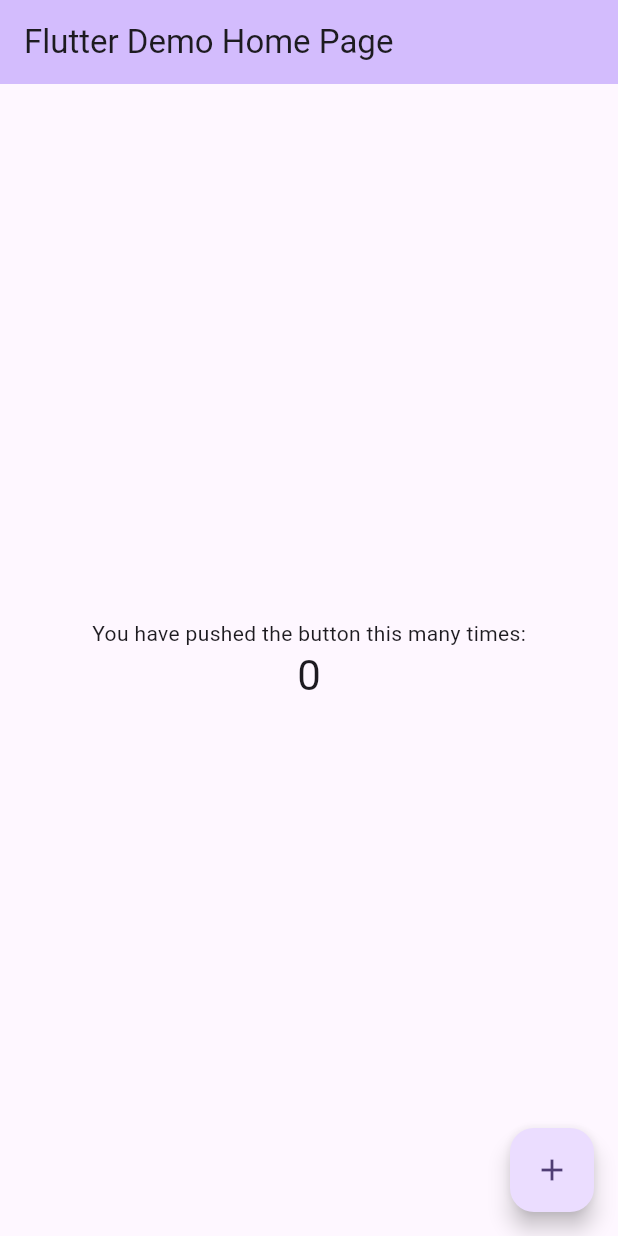
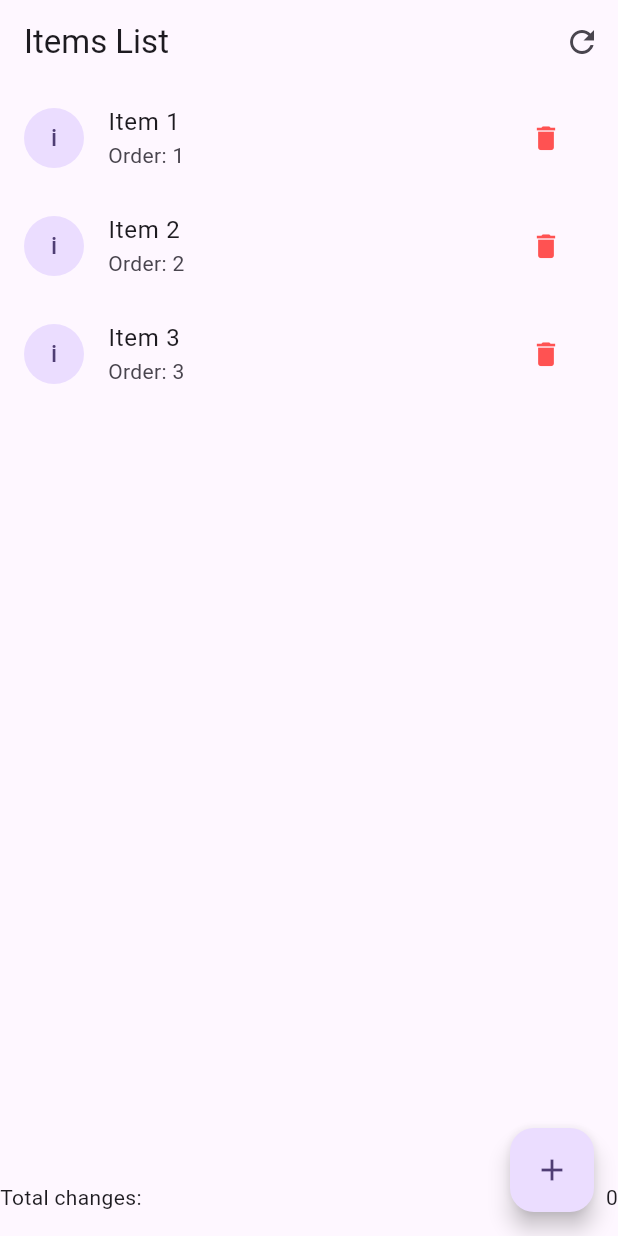
Before and after one commit to com-bianchetti/state_mediator, a Flutter app: the screen it shows after launch, on a phone screen of 412 x 824 dp. Run offline on Flutter 3.47's test engine with Material 3 defaults, Android fonts, the phone set to English and light mode, and no system bars.

Commit message:
updating example to add usecases and usage

```diff
--- /dev/null
+++ b/example/lib/commands/items_command.dart
@@ -0,0 +1,29 @@
+import 'package:example/models/item_model.dart';
+import 'package:state_mediator/components/command.dart';
+
+class GetItemsCommand extends Command<List<ItemModel>> {
+  final String? search;
+
+  GetItemsCommand({this.search});
+}
+
+class DeleteItemCommand extends Command<List<ItemModel>> {
+  final String id;
+
+  DeleteItemCommand({required this.id});
+}
+
+class SaveItemCommand extends Command<List<ItemModel>> {
+  final String name;
+  final String icon;
+  final String? id;
+
+  SaveItemCommand({required this.name, required this.icon, this.id});
+}
+
+class ReorderItemsCommand extends Command<List<ItemModel>> {
+  final int oldIndex;
+  final int newIndex;
+
+  ReorderItemsCommand({required this.oldIndex, required this.newIndex});
+}
--- /dev/null
+++ b/example/lib/handlers/delete_item_handler.dart
@@ -0,0 +1,22 @@
+import 'dart:async';
+
+import 'package:example/commands/items_command.dart';
+import 'package:example/models/item_model.dart';
+import 'package:example/repositories/mock_items_repository.dart';
+import 'package:state_mediator/state_mediator.dart';
+
+class DeleteItemHandler
+    extends CommandHandler<DeleteItemCommand, List<ItemModel>> {
+  final IItemsRepository itemsRepository;
+
+  DeleteItemHandler({required this.itemsRepository});
+
+  @override
+  Future<List<ItemModel>?> handle(
+    DeleteItemCommand command,
+    List<ItemModel>? previousState,
+  ) async {
+    await itemsRepository.deleteItem(command.id);
+    return previousState?.where((element) => element.id != command.id).toList();
+  }
+}
--- /dev/null
+++ b/example/lib/handlers/get_items_handler.dart
@@ -0,0 +1,22 @@
+import 'dart:async';
+
+import 'package:example/commands/items_command.dart';
+import 'package:example/models/item_model.dart';
+import 'package:example/repositories/mock_items_repository.dart';
+import 'package:state_mediator/state_mediator.dart';
+
+class GetItemsHandler extends CommandHandler<GetItemsCommand, List<ItemModel>> {
+  final IItemsRepository itemsRepository;
+
+  GetItemsHandler({required this.itemsRepository});
+
+  @override
+  Future<List<ItemModel>?> handle(
+    GetItemsCommand command,
+    List<ItemModel>? previousState,
+  ) async {
+    await Future.delayed(const Duration(seconds: 2));
+    final list = await itemsRepository.getItems();
+    return [...list];
+  }
+}
--- /dev/null
+++ b/example/lib/handlers/reorder_items_handler.dart
@@ -0,0 +1,42 @@
+import 'dart:async';
+
+import 'package:example/commands/items_command.dart';
+import 'package:example/models/item_model.dart';
+import 'package:state_mediator/state_mediator.dart';
+
+class ReorderItemsHandler
+    extends CommandHandler<ReorderItemsCommand, List<ItemModel>> {
+  @override
+  Future<List<ItemModel>?> handle(
+    ReorderItemsCommand command,
+    List<ItemModel>? previousState,
+  ) async {
+    if (previousState == null || previousState.isEmpty) {
+      return previousState;
+    }
+
+    final items = List<ItemModel>.from(previousState);
+    if (command.oldIndex < 0 ||
+        command.oldIndex >= items.length ||
+        command.newIndex < 0 ||
+        command.newIndex >= items.length) {
+      return previousState;
+    }
+
+    final item = items.removeAt(command.oldIndex);
+    items.insert(command.newIndex, item);
+
+    final reorderedItems = items.asMap().entries.map((entry) {
+      final index = entry.key;
+      final item = entry.value;
+      return ItemModel(
+        id: item.id,
+        name: item.name,
+        icon: item.icon,
+        order: index + 1,
+      );
+    }).toList();
+
+    return reorderedItems;
+  }
+}
--- /dev/null
+++ b/example/lib/handlers/save_items_handler.dart
@@ -0,0 +1,38 @@
+import 'dart:async';
+
+import 'package:example/commands/items_command.dart';
+import 'package:example/models/item_model.dart';
+import 'package:example/repositories/mock_items_repository.dart';
+import 'package:uuid/uuid.dart';
+import 'package:state_mediator/state_mediator.dart';
+
+class SaveItemsHandler
+    extends CommandHandler<SaveItemCommand, List<ItemModel>> {
+  final IItemsRepository itemsRepository;
+
+  SaveItemsHandler({required this.itemsRepository});
+
+  @override
+  Future<List<ItemModel>?> handle(
+    SaveItemCommand command,
+    List<ItemModel>? previousState,
+  ) async {
+    final items = previousState ?? [];
+
+    if (command.id == null) {
+      final newItem = await itemsRepository.createItem(
+        ItemModel(id: Uuid().v4(), name: command.name, icon: command.icon),
+      );
+      items.add(newItem);
+    } else {
+      final updatedItem = await itemsRepository.updateItem(
+        ItemModel(id: command.id!, name: command.name, icon: command.icon),
+      );
+      final index = items.indexWhere((element) => element.id == command.id);
+      if (index != -1) {
+        items[index] = updatedItem;
+      }
+    }
+    return items;
+  }
+}
--- a/example/lib/main.dart
+++ b/example/lib/main.dart
@@ -1,122 +1,39 @@
+import 'package:example/handlers/delete_item_handler.dart';
+import 'package:example/commands/items_command.dart';
+import 'package:example/handlers/get_items_handler.dart';
+import 'package:example/handlers/reorder_items_handler.dart';
+import 'package:example/handlers/save_items_handler.dart';
+import 'package:example/repositories/mock_items_repository.dart';
+import 'package:example/screens/items_list_screen.dart';
 import 'package:flutter/material.dart';
+import 'package:state_mediator/state_mediator.dart';
 
 void main() {
+  final repository = MockItemsRepository();
+  StateMediator.registerHandler<GetItemsCommand>(
+    GetItemsHandler(itemsRepository: repository),
+  );
+  StateMediator.registerHandler<SaveItemCommand>(
+    SaveItemsHandler(itemsRepository: repository),
+  );
+  StateMediator.registerHandler<DeleteItemCommand>(
+    DeleteItemHandler(itemsRepository: repository),
+  );
+  StateMediator.registerHandler<ReorderItemsCommand>(ReorderItemsHandler());
   runApp(const MyApp());
 }
 
 class MyApp extends StatelessWidget {
   const MyApp({super.key});
 
-  // This widget is the root of your application.
   @override
   Widget build(BuildContext context) {
     return MaterialApp(
       title: 'Flutter Demo',
       theme: ThemeData(
-        // This is the theme of your application.
-        //
-        // TRY THIS: Try running your application with "flutter run". You'll see
-        // the application has a purple toolbar. Then, without quitting the app,
-        // try changing the seedColor in the colorScheme below to Colors.green
-        // and then invoke "hot reload" (save your changes or press the "hot
-        // reload" button in a Flutter-supported IDE, or press "r" if you used
-        // the command line to start the app).
-        //
-        // Notice that the counter didn't reset back to zero; the application
-        // state is not lost during the reload. To reset the state, use hot
-        // restart instead.
-        //
-        // This works for code too, not just values: Most code changes can be
-        // tested with just a hot reload.
-        colorScheme: .fromSeed(seedColor: Colors.deepPurple),
+        colorScheme: ColorScheme.fromSeed(seedColor: Colors.deepPurple),
       ),
-      home: const MyHomePage(title: 'Flutter Demo Home Page'),
+      home: const ItemsListScreen(),
     );
   }
 }
-
-class MyHomePage extends StatefulWidget {
-  const MyHomePage({super.key, required this.title});
-
-  // This widget is the home page of your application. It is stateful, meaning
-  // that it has a State object (defined below) that contains fields that affect
-  // how it looks.
-
-  // This class is the configuration for the state. It holds the values (in this
-  // case the title) provided by the parent (in this case the App widget) and
-  // used by the build method of the State. Fields in a Widget subclass are
-  // always marked "final".
-
-  final String title;
-
-  @override
-  State<MyHomePage> createState() => _MyHomePageState();
-}
-
-class _MyHomePageState extends State<MyHomePage> {
-  int _counter = 0;
-
-  void _incrementCounter() {
-    setState(() {
-      // This call to setState tells the Flutter framework that something has
-      // changed in this State, which causes it to rerun the build method below
-      // so that the display can reflect the updated values. If we changed
-      // _counter without calling setState(), then the build method would not be
-      // called again, and so nothing would appear to happen.
-      _counter++;
-    });
-  }
-
-  @override
-  Widget build(BuildContext context) {
-    // This method is rerun every time setState is called, for instance as done
-    // by the _incrementCounter method above.
-    //
-    // The Flutter framework has been optimized to make rerunning build methods
-    // fast, so that you can just rebuild anything that needs updating rather
-    // than having to individually change instances of widgets.
-    return Scaffold(
-      appBar: AppBar(
-        // TRY THIS: Try changing the color here to a specific color (to
-        // Colors.amber, perhaps?) and trigger a hot reload to see the AppBar
-        // change color while the other colors stay the same.
-        backgroundColor: Theme.of(context).colorScheme.inversePrimary,
-        // Here we take the value from the MyHomePage object that was created by
-        // the App.build method, and use it to set our appbar title.
-        title: Text(widget.title),
-      ),
-      body: Center(
-        // Center is a layout widget. It takes a single child and positions it
-        // in the middle of the parent.
-        child: Column(
-          // Column is also a layout widget. It takes a list of children and
-          // arranges them vertically. By default, it sizes itself to fit its
-          // children horizontally, and tries to be as tall as its parent.
-          //
-          // Column has various properties to control how it sizes itself and
-          // how it positions its children. Here we use mainAxisAlignment to
-          // center the children vertically; the main axis here is the vertical
-          // axis because Columns are vertical (the cross axis would be
-          // horizontal).
-          //
-          // TRY THIS: Invoke "debug painting" (choose the "Toggle Debug Paint"
-          // action in the IDE, or press "p" in the console), to see the
-          // wireframe for each widget.
-          mainAxisAlignment: .center,
-          children: [
-            const Text('You have pushed the button this many times:'),
-            Text(
-              '$_counter',
-              style: Theme.of(context).textTheme.headlineMedium,
-            ),
-          ],
-        ),
-      ),
-      floatingActionButton: FloatingActionButton(
-        onPressed: _incrementCounter,
-        tooltip: 'Increment',
-        child: const Icon(Icons.add),
-      ),
-    );
-  }
-}
--- /dev/null
+++ b/example/lib/models/item_model.dart
@@ -0,0 +1,21 @@
+class ItemModel {
+  final String id;
+  final String name;
+  final String icon;
+  final int order;
+
+  ItemModel({
+    required this.id,
+    required this.name,
+    required this.icon,
+    this.order = 0,
+  });
+
+  ItemModel copyWith({String? id, String? name, String? icon}) {
+    return ItemModel(
+      id: id ?? this.id,
+      name: name ?? this.name,
+      icon: icon ?? this.icon,
+    );
+  }
+}
--- /dev/null
+++ b/example/lib/repositories/mock_items_repository.dart
@@ -0,0 +1,40 @@
+import 'package:example/models/item_model.dart';
+
+abstract class IItemsRepository {
+  Future<List<ItemModel>> getItems();
+  Future<ItemModel> createItem(ItemModel item);
+  Future<ItemModel> updateItem(ItemModel item);
+  Future<void> deleteItem(String id);
+}
+
+class MockItemsRepository implements IItemsRepository {
+  final List<ItemModel> items = [
+    ItemModel(id: '1', name: 'Item 1', icon: 'icon1', order: 1),
+    ItemModel(id: '2', name: 'Item 2', icon: 'icon2', order: 2),
+    ItemModel(id: '3', name: 'Item 3', icon: 'icon3', order: 3),
+  ];
+
+  @override
+  Future<List<ItemModel>> getItems() async {
+    return items;
+  }
+
+  @override
+  Future<ItemModel> createItem(ItemModel item) async {
+    items.add(item);
+    return item;
+  }
+
+  @override
+  Future<ItemModel> updateItem(ItemModel item) async {
+    items
+        .firstWhere((element) => element.id == item.id)
+        .copyWith(name: item.name, icon: item.icon);
+    return item;
+  }
+
+  @override
+  Future<void> deleteItem(String id) async {
+    items.removeWhere((element) => element.id == id);
+  }
+}
--- /dev/null
+++ b/example/lib/screens/items_list_screen.dart
@@ -0,0 +1,213 @@
+import 'package:example/commands/items_command.dart';
+import 'package:example/models/item_model.dart';
+import 'package:flutter/material.dart';
+import 'package:state_mediator/state_mediator.dart';
+
+class ItemsListScreen extends StatefulWidget {
+  const ItemsListScreen({super.key});
+
+  @override
+  State<ItemsListScreen> createState() => _ItemsListScreenState();
+}
+
+class _ItemsListScreenState extends State<ItemsListScreen> with Mediator {
+  final _formKey = GlobalKey<FormState>();
+  final _nameController = TextEditingController();
+  final _iconController = TextEditingController();
+
+  @override
+  void initState() {
+    super.initState();
+    WidgetsBinding.instance.addPostFrameCallback((_) {
+      dispatchAsync(GetItemsCommand());
+    });
+  }
+
+  @override
+  void dispose() {
+    _nameController.dispose();
+    _iconController.dispose();
+    super.dispose();
+  }
+
+  Future<void> _loadItems() async {
+    await dispatchAsync(GetItemsCommand());
+  }
+
+  Future<void> _addItem() async {
+    if (_formKey.currentState!.validate()) {
+      await dispatchAsync(
+        SaveItemCommand(name: _nameController.text, icon: _iconController.text),
+      );
+      _nameController.clear();
+      _iconController.clear();
+    }
+  }
+
+  Future<void> _deleteItem(String id) async {
+    await dispatchAsync(DeleteItemCommand(id: id));
+  }
+
+  Future<void> _reorderItems(int oldIndex, int newIndex) async {
+    if (oldIndex < newIndex) {
+      newIndex -= 1;
+    }
+    await dispatch(ReorderItemsCommand(oldIndex: oldIndex, newIndex: newIndex));
+  }
+
+  void _showAddItemDialog() {
+    showDialog(
+      context: context,
+      builder: (context) => AlertDialog(
+        title: const Text('Add Item'),
+        content: Form(
+          key: _formKey,
+          child: Column(
+            mainAxisSize: MainAxisSize.min,
+            children: [
+              TextFormField(
+                controller: _nameController,
+                decoration: const InputDecoration(
+                  labelText: 'Name',
+                  border: OutlineInputBorder(),
+                ),
+                validator: (value) {
+                  if (value == null || value.isEmpty) {
+                    return 'Please enter a name';
+                  }
+                  return null;
+                },
+              ),
+              const SizedBox(height: 16),
+              TextFormField(
+                controller: _iconController,
+                decoration: const InputDecoration(
+                  labelText: 'Icon',
+                  border: OutlineInputBorder(),
+                ),
+                validator: (value) {
+                  if (value == null || value.isEmpty) {
+                    return 'Please enter an icon';
+                  }
+                  return null;
+                },
+              ),
+            ],
+          ),
+        ),
+        actions: [
+          TextButton(
+            onPressed: () => Navigator.of(context).pop(),
+            child: const Text('Cancel'),
+          ),
+          ElevatedButton(
+            onPressed: () async {
+              await _addItem();
+              if (mounted) {
+                Navigator.of(context).pop();
+              }
+            },
+            child: const Text('Add'),
+          ),
+        ],
+      ),
+    );
+  }
+
+  @override
+  Widget build(BuildContext context) {
+    return Scaffold(
+      appBar: AppBar(
+        title: const Text('Items List'),
+        actions: [
+          IconButton(
+            icon: const Icon(Icons.refresh),
+            onPressed: _loadItems,
+            tooltip: 'Refresh',
+          ),
+        ],
+      ),
+      body: ValueListenableBuilder<Result>(
+        valueListenable: state<List<ItemModel>>(),
+        builder: (context, result, _) {
+          if (result.isLoading) {
+            return const Center(child: CircularProgressIndicator());
+          }
+
+          if (result.error != null) {
+            return Center(
+              child: Column(
+                mainAxisAlignment: MainAxisAlignment.center,
+                children: [
+                  Text('Error: ${result.error}'),
+                  const SizedBox(height: 16),
+                  ElevatedButton(
+                    onPressed: _loadItems,
+                    child: const Text('Retry'),
+                  ),
+                ],
+              ),
+            );
+          }
+
+          final items = result.data ?? [];
+
+          if (items.isEmpty) {
+            return const Center(
+              child: Text('No items yet. Add one to get started!'),
+            );
+          }
+
+          return Column(
+            children: [
+              Expanded(
+                child: ReorderableListView.builder(
+                  itemCount: items.length,
+                  onReorder: (oldIndex, newIndex) {
+                    _reorderItems(oldIndex, newIndex);
+                  },
+                  itemBuilder: (context, index) {
+                    final item = items[index];
+                    return ListTile(
+                      key: ValueKey(item.id),
+                      leading: CircleAvatar(
+                        child: Text(item.icon.isNotEmpty ? item.icon[0] : '?'),
+                      ),
+                      title: Text(item.name),
+                      subtitle: Text('Order: ${item.order}'),
+                      trailing: IconButton(
+                        icon: const Icon(Icons.delete),
+                        color: Colors.redAccent,
+                        iconSize: 21,
+                        onPressed: () => _deleteItem(item.id),
+                        tooltip: 'Delete',
+                      ),
+                    );
+                  },
+                ),
+              ),
+              const SizedBox(height: 16),
+              Row(
+                crossAxisAlignment: CrossAxisAlignment.center,
+                mainAxisAlignment: MainAxisAlignment.spaceBetween,
+                children: [
+                  Text('Total changes:'),
+                  ValueListenableBuilder(
+                    valueListenable: state<int>(),
+                    builder: (context, value, _) => Text('${value.data ?? 0}'),
+                  ),
+                ],
+              ),
+              const SizedBox(height: 16),
+            ],
+          );
+        },
+      ),
+      floatingActionButton: FloatingActionButton(
+        onPressed: _showAddItemDialog,
+        tooltip: 'Add Item',
+        child: const Icon(Icons.add),
+      ),
+    );
+  }
+}
--- a/example/pubspec.yaml
+++ b/example/pubspec.yaml
@@ -34,6 +34,9 @@ dependencies:
   # The following adds the Cupertino Icons font to your application.
   # Use with the CupertinoIcons class for iOS style icons.
   cupertino_icons: ^1.0.8
+  uuid: ^4.5.2
+  state_mediator:
+    path: ../
 
 dev_dependencies:
   flutter_test:
--- a/lib/components/result.dart
+++ b/lib/components/result.dart
@@ -19,8 +19,8 @@ class Result<T> {
     return Result(data: null, isSuccess: false, isLoading: false, error: error);
   }
 
-  factory Result.loading() {
-    return Result(data: null, isSuccess: false, isLoading: true);
+  factory Result.loading([T? data]) {
+    return Result(data: data, isSuccess: false, isLoading: true);
   }
 
   factory Result.empty() {
```
Also changed, not shown: lib/components/mediator.dart (+16 -3 lines), example/pubspec.lock.
